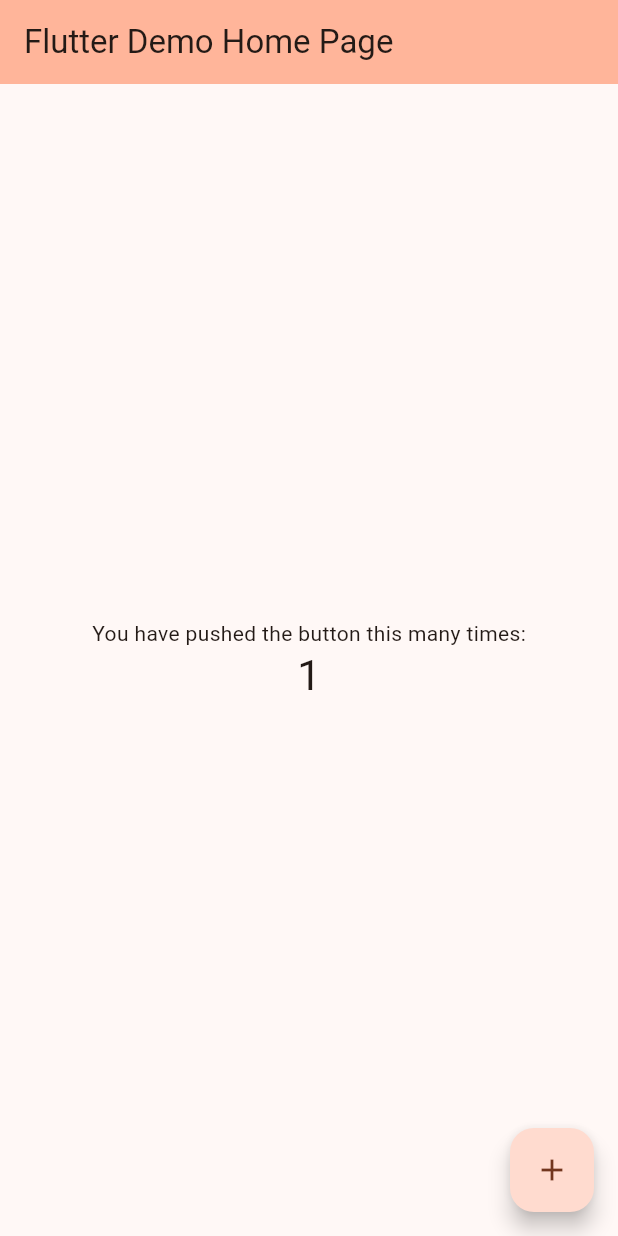
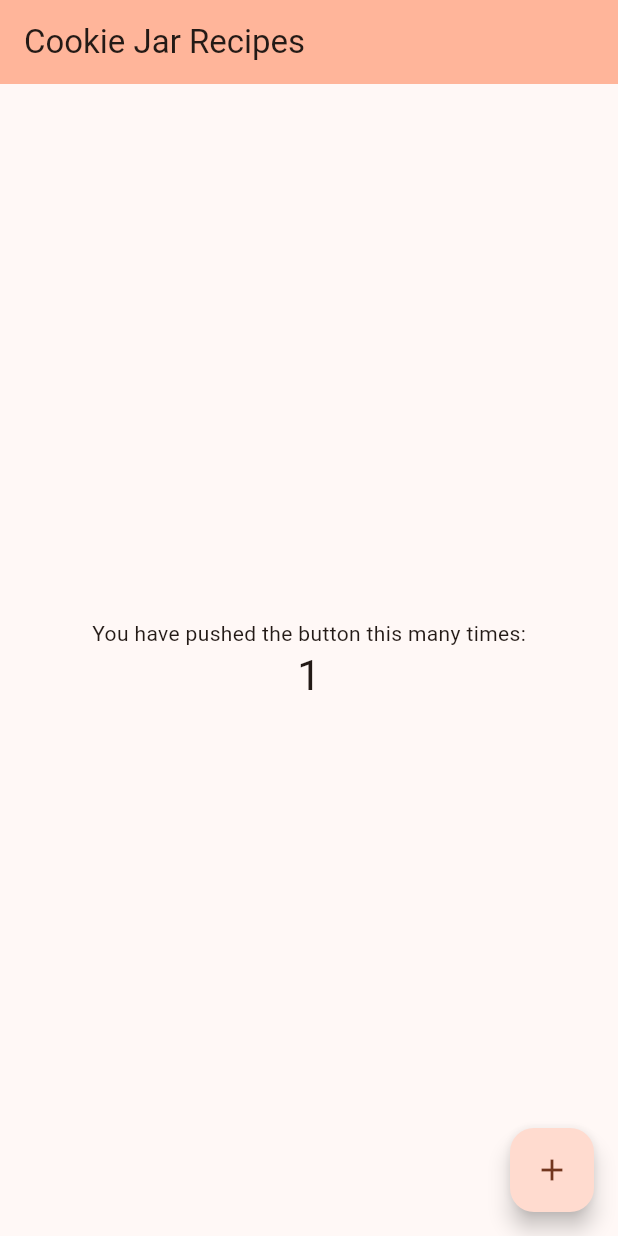
Before and after one commit to IliKeChocolateCake/cookie_jar_recipe, a Flutter app: the screen it shows after launch, after a tap on the "add" icon, on a phone screen of 412 x 824 dp. Run offline on Flutter 3.47's test engine with Material 3 defaults, Android fonts, the phone set to English and light mode, and no system bars; our stand-ins replace hive, hive_flutter; accounts and stored records are empty.

Commit message:
feat(data): add recipe repository with hive CRUD and seeding fix: indent assets block in pubspec

```diff
--- a/lib/data/repository/recipe_api.dart
+++ b/lib/data/repository/recipe_api.dart
@@ -5,7 +5,7 @@ import 'dart:convert';
 
 class RecipeApi  {
    Future<List<RecipeModel>> load() async {
-    final raw = await rootBundle.loadString('assets/data/recipetypes.json');
+    final raw = await rootBundle.loadString('asset/sample_recipes.json');
     final data = jsonDecode(raw) as Map<String, dynamic>;
     return (data['recipes'] as List)
         .map((e) => RecipeModel.fromJson(e))
--- /dev/null
+++ b/lib/data/repository/recipe_repo.dart
@@ -0,0 +1,27 @@
+import 'package:hive/hive.dart';
+import 'package:cookie_jar_recipe/data/model/recipe_model.dart';
+
+class RecipeRepository {
+  final Box<RecipeModel> _box;
+  RecipeRepository(this._box);
+
+//all recipes in the box
+  List<RecipeModel> getAll() => _box.values.toList();
+
+//filter recipes by typeId
+
+  List<RecipeModel> filterByType(int typeId) =>
+      _box.values.where((r) => r.typeId == typeId).toList();
+
+  // add and update are the same call: same key overwrites Current value
+  Future<void> save(RecipeModel recipe) => _box.put(recipe.id, recipe);
+
+//delete a recipe by id
+  Future<void> delete(String id) => _box.delete(id);
+
+  Future<void> seed(List<RecipeModel> samples) async {
+    for (final r in samples) {
+      await _box.put(r.id, r);
+    }
+  }
+}
--- a/lib/data/repository/recipe_type_api.dart
+++ b/lib/data/repository/recipe_type_api.dart
@@ -6,7 +6,7 @@ import 'dart:convert';
 
 class RecipeTypeApi  {
    Future<List<RecipeType>> load() async {
-    final raw = await rootBundle.loadString('assets/data/recipetypes.json');
+    final raw = await rootBundle.loadString('asset/recipetypes.json');
     final data = jsonDecode(raw) as Map<String, dynamic>;
     return (data['recipeTypes'] as List)
         .map((e) => RecipeType.fromJson(e))
--- a/lib/main.dart
+++ b/lib/main.dart
@@ -3,6 +3,10 @@ import 'package:flutter/material.dart';
 import 'package:hive_flutter/hive_flutter.dart';
 import 'package:cookie_jar_recipe/data/model/recipe_model.dart';
 import 'package:cookie_jar_recipe/data/model/recipe_model_adapter.dart';
+import 'package:cookie_jar_recipe/data/repository/recipe_repo.dart';
+import 'package:cookie_jar_recipe/ui/pages/home.dart';
+import 'package:cookie_jar_recipe/data/repository/recipe_api.dart';
+
 
 void main() async {
     WidgetsFlutterBinding.ensureInitialized();   // required before async work
@@ -10,6 +14,14 @@ void main() async {
   await Hive.initFlutter();                    // 1. start Hive
   Hive.registerAdapter(RecipeModelAdapter());  // 2. register the adapter
   await Hive.openBox<RecipeModel>('recipes');
+  final settings = await Hive.openBox('settings');
+
+if (settings.get('seeded', defaultValue: false) == false) {
+  final samples = await RecipeApi().load();
+  await RecipeRepository(Hive.box<RecipeModel>('recipes')).seed(samples);
+  await settings.put('seeded', true);
+  debugPrint('Seeded ${samples.length} recipes');
+}
   runApp(const MyApp());
 }
 
@@ -26,93 +38,7 @@ class MyApp extends StatelessWidget {
 
         colorScheme: ColorScheme.fromSeed(seedColor: Colors.brown),
       ),
-      home: const MyHomePage(title: 'Flutter Demo Home Page'),
+      home: const MyHomePage(title: 'Cookie Jar Recipes'),
     );
   }
 }
-
-class MyHomePage extends StatefulWidget {
-  const MyHomePage({super.key, required this.title});
-
-  // This widget is the home page of your application. It is stateful, meaning
-  // that it has a State object (defined below) that contains fields that affect
-  // how it looks.
-
-  // This class is the configuration for the state. It holds the values (in this
-  // case the title) provided by the parent (in this case the App widget) and
-  // used by the build method of the State. Fields in a Widget subclass are
-  // always marked "final".
-
-  final String title;
-
-  @override
-  State<MyHomePage> createState() => _MyHomePageState();
-}
-
-class _MyHomePageState extends State<MyHomePage> {
-  int _counter = 0;
-
-  void _incrementCounter() {
-    setState(() {
-      // This call to setState tells the Flutter framework that something has
-      // changed in this State, which causes it to rerun the build method below
-      // so that the display can reflect the updated values. If we changed
-      // _counter without calling setState(), then the build method would not be
-      // called again, and so nothing would appear to happen.
-      _counter++;
-    });
-  }
-
-  @override
-  Widget build(BuildContext context) {
-    // This method is rerun every time setState is called, for instance as done
-    // by the _incrementCounter method above.
-    //
-    // The Flutter framework has been optimized to make rerunning build methods
-    // fast, so that you can just rebuild anything that needs updating rather
-    // than having to individually change instances of widgets.
-    return Scaffold(
-      appBar: AppBar(
-        // TRY THIS: Try changing the color here to a specific color (to
-        // Colors.amber, perhaps?) and trigger a hot reload to see the AppBar
-        // change color while the other colors stay the same.
-        backgroundColor: Theme.of(context).colorScheme.inversePrimary,
-        // Here we take the value from the MyHomePage object that was created by
-        // the App.build method, and use it to set our appbar title.
-        title: Text(widget.title),
-      ),
-      body: Center(
-        // Center is a layout widget. It takes a single child and positions it
-        // in the middle of the parent.
-        child: Column(
-          // Column is also a layout widget. It takes a list of children and
-          // arranges them vertically. By default, it sizes itself to fit its
-          // children horizontally, and tries to be as tall as its parent.
-          //
-          // Column has various properties to control how it sizes itself and
-          // how it positions its children. Here we use mainAxisAlignment to
-          // center the children vertically; the main axis here is the vertical
-          // axis because Columns are vertical (the cross axis would be
-          // horizontal).
-          //
-          // TRY THIS: Invoke "debug painting" (choose the "Toggle Debug Paint"
-          // action in the IDE, or press "p" in the console), to see the
-          // wireframe for each widget.
-          mainAxisAlignment: MainAxisAlignment.center,
-          children: [
-            const Text('You have pushed the button this many times:'),
-            Text(
-              '$_counter',
-              style: Theme.of(context).textTheme.headlineMedium,
-            ),
-          ],
-        ),
-      ),
-      floatingActionButton: FloatingActionButton(
-        onPressed: _incrementCounter,
-        tooltip: 'Increment',
-        child: const Icon(Icons.add),
-      ),
-    );
-  }
-}
--- a/lib/ui/pages/home.dart
+++ b/lib/ui/pages/home.dart
@@ -0,0 +1,58 @@
+ import 'package:flutter/material.dart';
+
+
+class MyHomePage extends StatefulWidget {
+
+  const MyHomePage({super.key, required this.title});
+
+  // This widget is the home page of your application. It is stateful, meaning
+  // that it has a State object (defined below) that contains fields that affect
+  // how it looks.
+
+  // This class is the configuration for the state. It holds the values (in this
+  // case the title) provided by the parent (in this case the App widget) and
+  // used by the build method of the State. Fields in a Widget subclass are
+  // always marked "final".
+
+  final String title;
+
+  @override
+  State<MyHomePage> createState() => _MyHomePageState();
+}
+
+class _MyHomePageState extends State<MyHomePage> {
+  int _counter = 0;
+
+  void _incrementCounter() {
+    setState(() {
+      _counter++;
+    });
+  }
+
+  @override
+  Widget build(BuildContext context) {
+    return Scaffold(
+      appBar: AppBar(
+        backgroundColor: Theme.of(context).colorScheme.inversePrimary,
+        title: Text(widget.title),
+      ),
+      body: Center(
+        child: Column(
+          mainAxisAlignment: MainAxisAlignment.center,
+          children: [
+            const Text('You have pushed the button this many times:'),
+            Text(
+              '$_counter',
+              style: Theme.of(context).textTheme.headlineMedium,
+            ),
+          ],
+        ),
+      ),
+      floatingActionButton: FloatingActionButton(
+        onPressed: _incrementCounter,
+        tooltip: 'Increment',
+        child: const Icon(Icons.add),
+      ),
+    );
+  }
+}
--- a/pubspec.yaml
+++ b/pubspec.yaml
@@ -68,7 +68,7 @@ flutter:
   uses-material-design: true
 
   # To add assets to your application, add an assets section, like this:
-assets:
+  assets:
     - asset/recipetypes.json
     - asset/sample_recipes.json
   #   - images/a_dot_ham.jpeg
```
